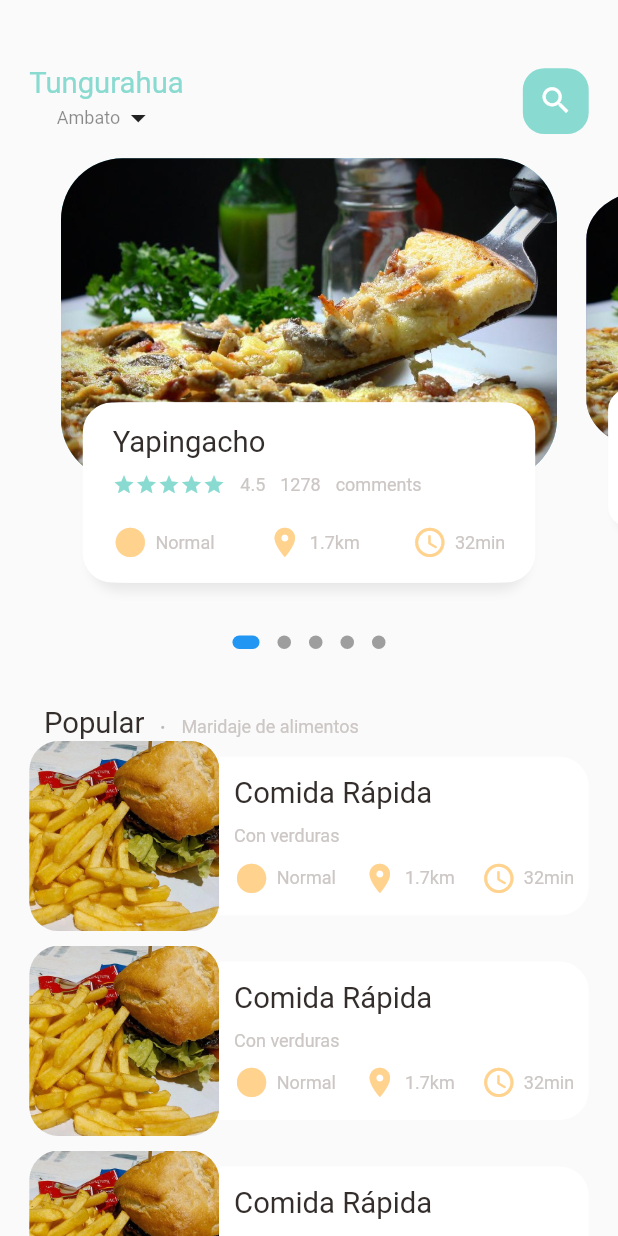
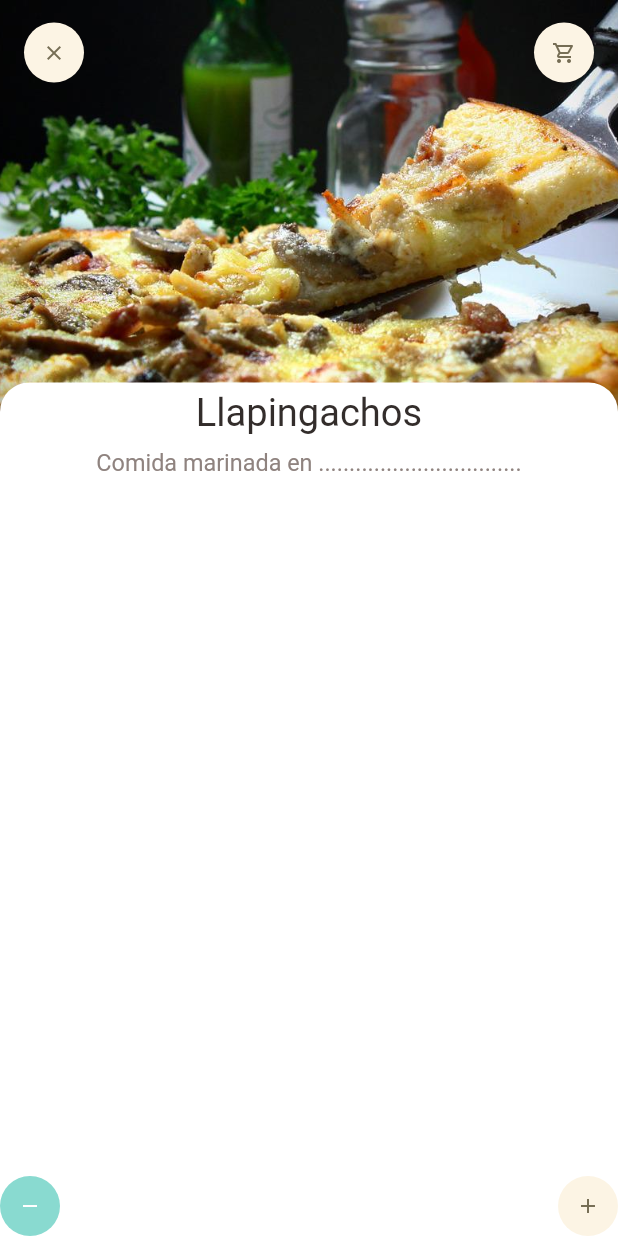
Before and after one commit to Vladox69/gestion, a Flutter app: the screen it shows after launch, on a phone screen of 412 x 824 dp. Run offline on Flutter 3.47's test engine with Material 2 defaults, Android fonts, the phone set to English and light mode, and no system bars; drawn by our look-alikes of dots_indicator; our stand-ins replace get; missing offline and left inert: dart:html.

Commit message:
Cambios hora cinco

```diff
--- a/lib/main.dart
+++ b/lib/main.dart
@@ -1,5 +1,8 @@
 import 'package:flutter/material.dart';
-import 'package:flutter_ecommerce/home/main_food_page.dart';
+import 'package:flutter_ecommerce/pages/home/food/popular_food_detal.dart';
+import 'package:flutter_ecommerce/pages/home/food/recommended_food_detail.dart';
+//import 'package:flutter_ecommerce/home/main_food_page.dart';
+import 'package:flutter_ecommerce/pages/home/main_food_page.dart';
 import 'package:get/get.dart';
 
 void main() {
@@ -27,7 +30,7 @@ class MyApp extends StatelessWidget {
         // is not restarted.
         primarySwatch: Colors.blue,
       ),
-      home: MainFoodPage(),
+      home: RecommendedFoodDetail(),
     );
   }
 }
--- /dev/null
+++ b/lib/pages/home/food/recommended_food_detail.dart
@@ -0,0 +1,84 @@
+import 'package:flutter/material.dart';
+import 'package:flutter/src/foundation/key.dart';
+import 'package:flutter/src/widgets/framework.dart';
+import 'package:flutter_ecommerce/utils/colors.dart';
+import 'package:flutter_ecommerce/utils/dimensions.dart';
+import 'package:flutter_ecommerce/widgets/app_icon.dart';
+import 'package:flutter_ecommerce/widgets/big_text.dart';
+
+import '../../../widgets/expandable_text.dart';
+
+class RecommendedFoodDetail extends StatelessWidget {
+  const RecommendedFoodDetail({Key? key}) : super(key: key);
+
+  @override
+  Widget build(BuildContext context) {
+    return Scaffold(
+      backgroundColor: Colors.white,
+      body: CustomScrollView(
+        slivers: [
+          SliverAppBar(
+            toolbarHeight: 70,
+            title: Row(
+              mainAxisAlignment: MainAxisAlignment.spaceBetween,
+              children: [
+                AppIcon(icon: Icons.clear),
+                AppIcon(icon: Icons.shopping_cart_outlined)
+              ],
+            ),
+            bottom: PreferredSize(
+              preferredSize: Size.fromHeight(20),
+              child: Container(
+
+                child: Center(child: BigText(size: Dimensions.font26,text: "Llapingachos")),
+                width: double.maxFinite,
+                padding: EdgeInsets.only(top: 5, bottom: 10),
+                decoration: BoxDecoration(
+                  color: Colors.white,
+                  borderRadius: BorderRadius.only(
+                    topLeft: Radius.circular(Dimensions.radius20),
+                    topRight: Radius.circular(Dimensions.radius20)
+                  )
+                ),
+              ),
+            ),
+            pinned: true,
+            backgroundColor: AppColors.yellorColor,
+            expandedHeight: 300,
+            flexibleSpace: FlexibleSpaceBar(
+              background: Image.asset("assets/image/pizza.jpg",
+              width: double.maxFinite,
+              fit: BoxFit.cover,
+              ),
+            ),
+          ),
+          SliverToBoxAdapter(
+            child: Column(
+              children: [
+                Container(
+                  child: ExpandableTextWidget(text: "Comida marinada en ................................."),
+                  margin: EdgeInsets.only(left: Dimensions.width20, right: Dimensions.width20),
+                )
+              ],
+            ),
+          )
+        ],
+
+      ),
+      bottomNavigationBar: Column(
+        mainAxisSize: MainAxisSize.min,
+        children: [
+          Row(
+            mainAxisAlignment: MainAxisAlignment.spaceBetween,
+            children: [
+              AppIcon(iconColor: Colors.white,
+              backgroundColor: AppColors.mainColor,
+              icon: Icons.remove),
+              AppIcon(icon: Icons.add)
+            ],
+          )
+        ],
+      ),
+    );
+  }
+}
--- a/lib/home/food_page_body.dart
+++ b/lib/pages/home/food_page_body.dart
@@ -4,6 +4,7 @@ import 'package:flutter/src/foundation/key.dart';
 import 'package:flutter/src/widgets/framework.dart';
 import 'package:flutter_ecommerce/utils/colors.dart';
 import 'package:flutter_ecommerce/utils/dimensions.dart';
+import 'package:flutter_ecommerce/widgets/app_column.dart';
 import 'package:flutter_ecommerce/widgets/big_text.dart';
 import 'package:flutter_ecommerce/widgets/icon_and_text_widget.dart';
 import 'package:flutter_ecommerce/widgets/small_text.dart';
@@ -241,57 +242,8 @@ class _FoodPageBodyState extends State<FoodPageBody> {
               child: Container(
                 padding: EdgeInsets.only(
                     top: Dimensions.height15, left: 15, right: 15),
-                child: Column(
-                    crossAxisAlignment: CrossAxisAlignment.start,
-                    children: [
-                      BigText(text: "Yapingacho"),
-                      SizedBox(height: Dimensions.height10),
-                      Row(
-                        children: [
-                          Wrap(
-                            children: List.generate(
-                                5,
-                                (index) => Icon(
-                                      Icons.star,
-                                      color: AppColors.mainColor,
-                                      size: 15,
-                                    )),
-                          ),
-                          SizedBox(
-                            width: 10,
-                          ),
-                          SmallText(text: "4.5"),
-                          SizedBox(
-                            width: 10,
-                          ),
-                          SmallText(text: "1278"),
-                          SizedBox(
-                            width: 10,
-                          ),
-                          SmallText(text: "comments"),
-                        ],
-                      ),
-                      SizedBox(
-                        height: Dimensions.height20,
-                      ),
-                      Row(
-                        mainAxisAlignment: MainAxisAlignment.spaceBetween,
-                        children: [
-                          IconAndTextWidget(
-                              icon: Icons.circle_sharp,
-                              text: "Normal",
-                              iconColor: AppColors.iconColor1),
-                          IconAndTextWidget(
-                              icon: Icons.location_on,
-                              text: "1.7km",
-                              iconColor: AppColors.iconColor1),
-                          IconAndTextWidget(
-                              icon: Icons.access_time_rounded,
-                              text: "32min",
-                              iconColor: AppColors.iconColor1)
-                        ],
-                      )
-                    ]),
+                child: AppColumn(text: "LLapingachos"),
+
               ),
             ),
           )
--- a/lib/home/main_food_page.dart
+++ b/lib/pages/home/main_food_page.dart
@@ -1,10 +1,12 @@
 import 'package:flutter/material.dart';
-import 'package:flutter_ecommerce/home/food_page_body.dart';
+//import 'package:flutter_ecommerce/home/food_page_body.dart';
 import 'package:flutter_ecommerce/utils/colors.dart';
 import 'package:flutter_ecommerce/widgets/big_text.dart';
 import 'package:flutter_ecommerce/widgets/small_text.dart';
 
-import '../utils/dimensions.dart';
+import '../../utils/dimensions.dart';
+//import '../utils/dimensions.dart';
+import 'food_page_body.dart';
 
 class MainFoodPage extends StatefulWidget {
   const MainFoodPage({Key? key}) : super(key: key);
--- a/lib/utils/dimensions.dart
+++ b/lib/utils/dimensions.dart
@@ -17,14 +17,21 @@ class Dimensions {
   static double width20 = screenHeight / 42.2;
   static double width30 = screenHeight / 28.13;
 
+  static double font16 = screenHeight/52.75;
   static double font20 = screenHeight / 42.2;
+  static double font26 = screenHeight / 32.46;
 
   static double radius15 = screenHeight / 57.27;
   static double radius20 = screenHeight / 42.2;
   static double radius30 = screenHeight / 20.13;
 
   static double iconSize24 = screenHeight / 35.17;
+  static double iconSize16 = screenHeight / 52.75;
 
   static double listViewImgSize = screenWidth / 3.25;
   static double listViewTextContSize = screenWidth / 3.9;
+
+  static double popularFoodImgSize = screenHeight / 2.41;
+
+  static double bottomHeightBar = screenHeight / 7.03;
 }
--- /dev/null
+++ b/lib/widgets/app_icon.dart
@@ -0,0 +1,37 @@
+import 'package:flutter/cupertino.dart';
+import 'package:flutter/src/foundation/key.dart';
+import 'package:flutter/src/widgets/framework.dart';
+import 'package:flutter_ecommerce/utils/dimensions.dart';
+
+class AppIcon extends StatelessWidget {
+  final IconData icon;
+  final Color backgroundColor;
+  final Color iconColor;
+  final double size;
+  final double iconSize;
+  const AppIcon(
+      {Key? key,
+      required this.icon,
+      this.backgroundColor = const Color(0xFFfcf4e4),
+      this.iconColor = const Color(0xFF756d54),
+      this.size = 40,
+      this.iconSize = 16
+      })
+      : super(key: key);
+
+  @override
+  Widget build(BuildContext context) {
+    return Container(
+      width: size,
+      height: size,
+      decoration: BoxDecoration(
+          borderRadius: BorderRadius.circular(size / 2),
+          color: backgroundColor),
+      child: Icon(
+        icon,
+        color: iconColor,
+        size: iconSize
+      ),
+    );
+  }
+}
--- /dev/null
+++ b/lib/widgets/expandable_text.dart
@@ -0,0 +1,75 @@
+import 'package:flutter/cupertino.dart';
+import 'package:flutter/material.dart';
+import 'package:flutter/src/foundation/key.dart';
+import 'package:flutter/src/widgets/framework.dart';
+import 'package:flutter_ecommerce/utils/colors.dart';
+import 'package:flutter_ecommerce/utils/dimensions.dart';
+import 'package:flutter_ecommerce/widgets/small_text.dart';
+
+class ExpandableTextWidget extends StatefulWidget {
+  final String text;
+  const ExpandableTextWidget({Key? key, required this.text}) : super(key: key);
+
+  @override
+  State<ExpandableTextWidget> createState() => _MyWidgetState();
+}
+
+class _MyWidgetState extends State<ExpandableTextWidget> {
+  late String firstHalf;
+  late String secondHalf;
+
+  bool hiddenText = true;
+
+  double textHeight = Dimensions.screenHeight / 5.63;
+
+  @override
+  void initState() {
+    super.initState();
+    if (widget.text.length > textHeight) {
+      firstHalf = widget.text.substring(0, textHeight.toInt());
+      secondHalf =
+          widget.text.substring(textHeight.toInt() + 1, widget.text.length);
+    } else {
+      firstHalf = widget.text;
+      secondHalf = "";
+    }
+  }
+
+  @override
+  Widget build(BuildContext context) {
+    return Container(
+      child: secondHalf.isEmpty
+          ? SmallText(color: AppColors.paraColor, size: Dimensions.font16,text: firstHalf)
+          : Column(
+              children: [
+                SmallText(
+                  height: 1.8,
+                  color: AppColors.paraColor,
+                  size: Dimensions.font16,
+                    text: hiddenText
+                        ? (firstHalf + "...")
+                        : (firstHalf + secondHalf)),
+                InkWell(
+                  onTap: () {
+                    setState(() {
+                      hiddenText = !hiddenText;
+                    });
+                  },
+                  child: Row(
+                    children: [
+                      SmallText(
+                        text: "Mirar más",
+                        color: AppColors.mainColor,
+                      ),
+                      Icon(
+                        hiddenText?Icons.arrow_drop_down:Icons.arrow_drop_up,
+                        color: AppColors.mainColor,
+                      )
+                    ],
+                  ),
+                )
+              ],
+            ),
+    );
+  }
+}
```
Also changed, not shown: lib/pages/home/food/popular_food_detal.dart (added, +123 -0 lines), lib/widgets/app_column.dart (added, +68 -0 lines).
